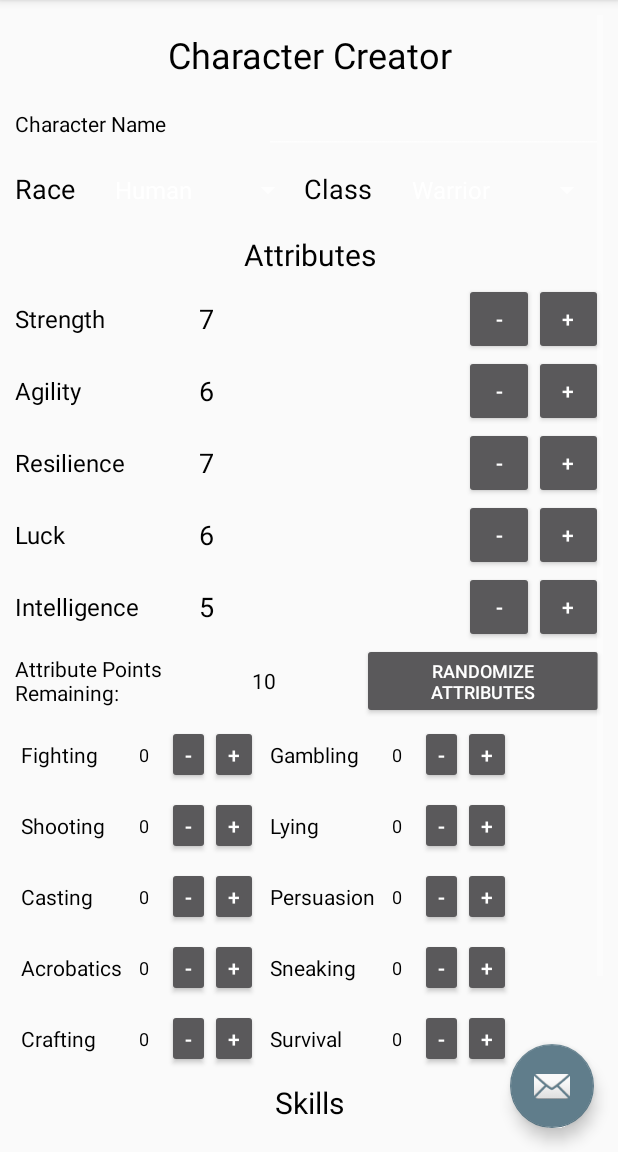
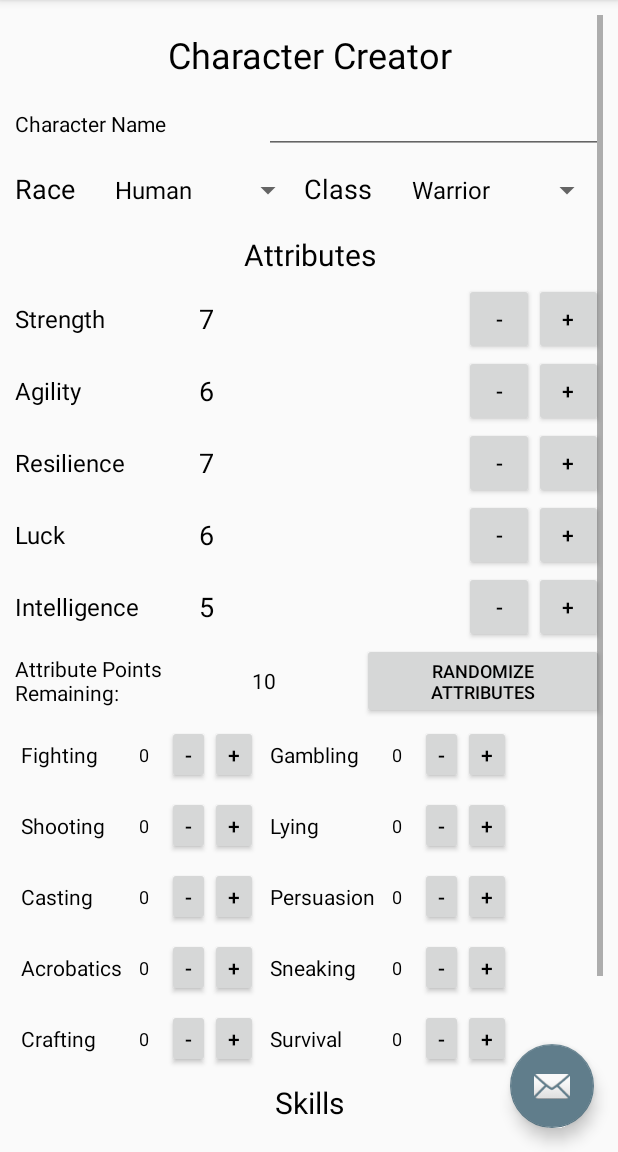
Before and after one commit to RyanPatrick26/MAD405_FinalProject, an Android app: the screen it shows after launch (MainActivity), in the side drawer, after a tap on "Create Character", on a phone screen of 412 x 824 dp, the part 84-1236 px from its top. Run offline under Robolectric (Android 15) with nearby library versions, the phone set to English and light mode, and no system bars; 3 statements that could not run were skipped.

Commit message:
#12: Edits to the application to work with themes - Application still needs work in terms of themes.

```diff
--- a/app/src/main/java/confusedgriffinproductions/dudesinadungeon/MainActivity.java
+++ b/app/src/main/java/confusedgriffinproductions/dudesinadungeon/MainActivity.java
@@ -42,8 +42,6 @@ public class MainActivity extends AppCompatActivity
         setContentView(R.layout.activity_main);
         Toolbar toolbar = (Toolbar) findViewById(R.id.toolbar);
         setSupportActionBar(toolbar);
-
-        setTheme(R.style.DarkTheme);
 
         FloatingActionButton fab = (FloatingActionButton) findViewById(R.id.fab);
         fab.setOnClickListener(new View.OnClickListener() {
--- a/app/src/main/java/confusedgriffinproductions/dudesinadungeon/MainFragment.java
+++ b/app/src/main/java/confusedgriffinproductions/dudesinadungeon/MainFragment.java
@@ -1,6 +1,7 @@
 package confusedgriffinproductions.dudesinadungeon;
 
 import android.content.Context;
+import android.graphics.Color;
 import android.net.Uri;
 import android.os.Bundle;
 import android.support.v4.app.Fragment;
@@ -64,7 +65,9 @@ public class MainFragment extends Fragment {
     public View onCreateView(LayoutInflater inflater, ViewGroup container,
                              Bundle savedInstanceState) {
         // Inflate the layout for this fragment
-        return inflater.inflate(R.layout.fragment_main, container, false);
+        View view = inflater.inflate(R.layout.fragment_main, container, false);
+
+        return view;
     }
 
     // TODO: Rename method, update argument and hook method into UI event
--- a/app/src/main/res/layout/fragment_character_creator.xml
+++ b/app/src/main/res/layout/fragment_character_creator.xml
@@ -21,14 +21,13 @@
             android:padding="0dp">
 
             <TextView
-                android:text="@string/charcacter_creator"
+                android:id="@+id/title_view"
                 android:layout_width="match_parent"
                 android:layout_height="wrap_content"
-                android:id="@+id/title_view"
+                android:padding="10dp"
+                android:text="@string/charcacter_creator"
                 android:textAlignment="center"
-                android:textSize="24sp"
-                android:textColor="@android:color/background_dark"
-                android:padding="10dp" />
+                android:textSize="24sp" />
 
             <LinearLayout
                 android:orientation="horizontal"
--- a/app/src/main/res/layout/item_list_item.xml
+++ b/app/src/main/res/layout/item_list_item.xml
@@ -31,7 +31,6 @@
                 android:layout_width="match_parent"
                 android:layout_height="wrap_content"
                 android:layout_weight="1"
-                android:textColor="@android:color/black"
                 android:textSize="24sp" />
 
             <TextView
@@ -39,7 +38,6 @@
                 android:layout_width="match_parent"
                 android:layout_height="wrap_content"
                 android:layout_weight="1"
-                android:textColor="@android:color/black"
                 android:textSize="14sp" />
         </LinearLayout>
 
--- a/app/src/main/res/layout/nav_header_main.xml
+++ b/app/src/main/res/layout/nav_header_main.xml
@@ -24,12 +24,14 @@
         android:layout_height="wrap_content"
         android:paddingTop="@dimen/nav_header_vertical_spacing"
         android:text="@string/app_name"
-        android:textAppearance="@style/TextAppearance.AppCompat.Body1" />
+        android:textAppearance="@style/TextAppearance.AppCompat.Body1"
+        android:textColor="@color/colorIcons" />
 
     <TextView
         android:id="@+id/textView"
         android:layout_width="wrap_content"
         android:layout_height="wrap_content"
-        android:text="diad.app@cgproductions.com" />
+        android:text="diad.app@cgproductions.com"
+        android:textColor="@color/colorIcons" />
 
 </LinearLayout>
--- a/app/src/main/res/values/colors.xml
+++ b/app/src/main/res/values/colors.xml
@@ -2,13 +2,19 @@
 <resources>
     <!-- Light Colour Theme resources -->
     <!-- Palette generated by Material Palette - materialpalette.com/deep-purple/blue-grey -->
-    <color name="colorPrimary">#673AB7</color>
+    <color name="colorPrimary">#673ab7</color>
     <color name="colorPrimaryDark">#24134b</color>
     <color name="primaryBackground">#e3daf1</color>
     <color name="secondaryBackground">#d5c8ea</color>
     <color name="colorAccent">#607d8b</color>
     <color name="colorPrimary_text">#000000</color>
     <color name="colorSecondary_text">#757575</color>
-    <color name="colorIcons">#FFFFFF</color>
+    <color name="colorIcons">#ffffff</color>
     <color name="colorDivider">#BDBDBD</color>
+    <color name="background_material_dark">#555555</color>
+
+
+    <!-- Dark colour theme resources -->
+    <color name="colorBackground">#555555</color>
+
 </resources>
--- a/app/src/main/res/values/styles.xml
+++ b/app/src/main/res/values/styles.xml
@@ -19,9 +19,9 @@
     <style name="AppTheme.PopupOverlay" parent="ThemeOverlay.AppCompat.Light" />
 
     <style name="DarkTheme" parent="Theme.AppCompat.NoActionBar">
-        <item name="colorAccent">@color/colorPrimaryDark</item>
+        <item name="colorAccent">@color/colorPrimary</item>
         <item name="colorPrimary">@color/colorPrimaryDark</item>
-        <item name="android:textColor">@color/colorIcons</item>s
+        <item name="android:textColor">@color/colorIcons</item>
     </style>
 
 </resources>
```
